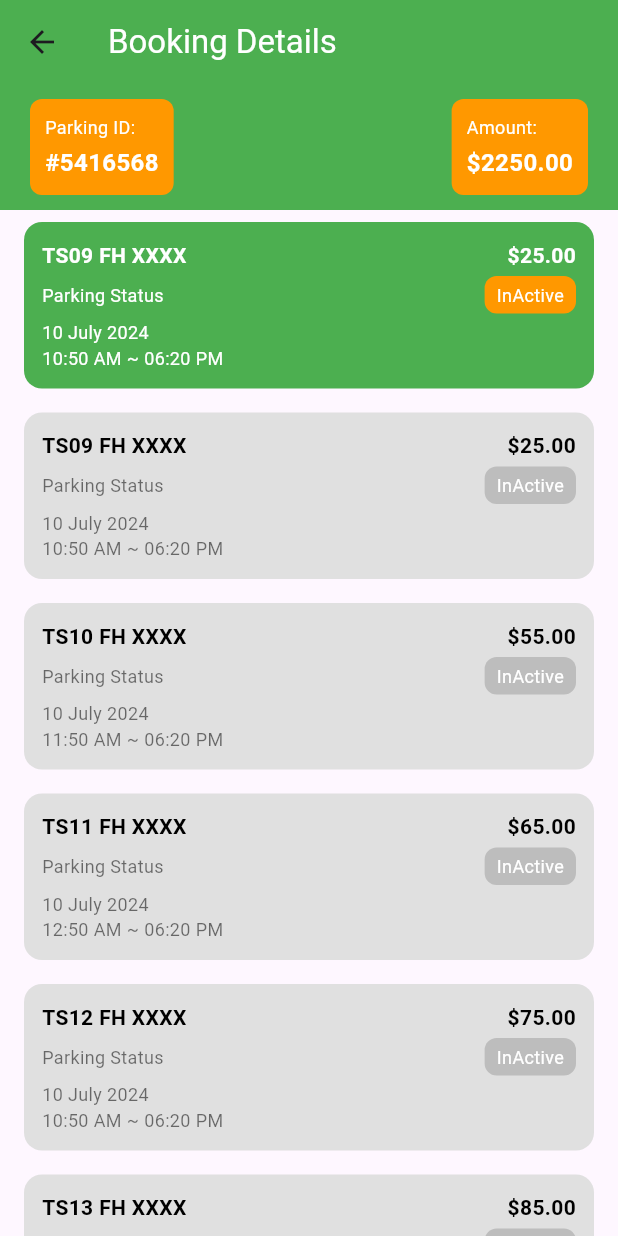
After one commit to sparkdev123/spark_admin_flutter, a Flutter app: the BookingInformationScreen screen opened directly, on a phone screen of 412 x 824 dp. The commit adds this screen. Run offline on Flutter 3.47's test engine with Material 3 defaults, Android fonts, the phone set to English and light mode, and no system bars; our stand-ins replace carousel_slider, cloud_firestore, country_code_picker, dotted_border, file_picker, firebase_auth and 9 more; missing offline and left inert: firebase_app_check, flutter_pdfview, google_place; accounts and stored records are empty.

Commit message:
View Booking Information static screen Added

```diff
--- /dev/null
+++ b/lib/Admin/BookingInformationScreen.dart
@@ -0,0 +1,206 @@
+import 'package:flutter/material.dart';
+
+class BookingInformationScreen extends StatelessWidget {
+  final List<Map<String, dynamic>> bookingHistory = [
+    {
+      'id': 'TS09 FH XXXX',
+      'status': 'InActive',
+      'amount': '\$25.00',
+      'date': '10 July 2024',
+      'time': '10:50 AM ~ 06:20 PM',
+      'isActive': true,
+    },
+    {
+      'id': 'TS09 FH XXXX',
+      'status': 'InActive',
+      'amount': '\$25.00',
+      'date': '10 July 2024',
+      'time': '10:50 AM ~ 06:20 PM',
+      'isActive': false,
+    },
+    // Add more items as needed
+    {
+      'id': 'TS10 FH XXXX',
+      'status': 'InActive',
+      'amount': '\$55.00',
+      'date': '10 July 2024',
+      'time': '11:50 AM ~ 06:20 PM',
+      'isActive': false,
+    },
+    {
+      'id': 'TS11 FH XXXX',
+      'status': 'InActive',
+      'amount': '\$65.00',
+      'date': '10 July 2024',
+      'time': '12:50 AM ~ 06:20 PM',
+      'isActive': false,
+    },
+    {
+      'id': 'TS12 FH XXXX',
+      'status': 'InActive',
+      'amount': '\$75.00',
+      'date': '10 July 2024',
+      'time': '10:50 AM ~ 06:20 PM',
+      'isActive': false,
+    },
+    {
+      'id': 'TS13 FH XXXX',
+      'status': 'InActive',
+      'amount': '\$85.00',
+      'date': '10 July 2024',
+      'time': '10:50 AM ~ 06:20 PM',
+      'isActive': false,
+    },
+  ];
+
+  @override
+  Widget build(BuildContext context) {
+    return Scaffold(
+      appBar: AppBar(
+        backgroundColor: Colors.green,
+        title: Text('Booking Details', style: TextStyle(color: Colors.white)),
+      ),
+      body: Column(
+        children: [
+          // Header Section
+          Container(
+            color: Colors.green,
+            padding: EdgeInsets.symmetric(horizontal: 20, vertical: 10),
+            child: Row(
+              mainAxisAlignment: MainAxisAlignment.spaceBetween,
+              children: [
+                _infoCard('Parking ID:', '#5416568'),
+                _infoCard('Amount:', '\$2250.00'),
+              ],
+            ),
+          ),
+          // Booking History Section
+          Expanded(
+            child: ListView.builder(
+              itemCount: bookingHistory.length,
+              itemBuilder: (context, index) {
+                final item = bookingHistory[index];
+                return _bookingHistoryCard(
+                  id: item['id'],
+                  status: item['status'],
+                  amount: item['amount'],
+                  date: item['date'],
+                  time: item['time'],
+                  isActive: item['isActive'],
+                );
+              },
+            ),
+          ),
+        ],
+      ),
+    );
+  }
+
+  Widget _infoCard(String title, String value) {
+    return Container(
+      padding: EdgeInsets.all(10),
+      decoration: BoxDecoration(
+        color: Colors.orange,
+        borderRadius: BorderRadius.circular(8),
+      ),
+      child: Column(
+        crossAxisAlignment: CrossAxisAlignment.start,
+        children: [
+          Text(title, style: TextStyle(color: Colors.white, fontSize: 12)),
+          SizedBox(height: 4),
+          Text(value,
+              style: TextStyle(
+                  color: Colors.white, fontSize: 16, fontWeight: FontWeight.bold)),
+        ],
+      ),
+    );
+  }
+
+  Widget _bookingHistoryCard({
+    required String id,
+    required String status,
+    required String amount,
+    required String date,
+    required String time,
+    required bool isActive,
+  }) {
+    return Padding(
+      padding: EdgeInsets.symmetric(horizontal: 16, vertical: 8),
+      child: Container(
+        decoration: BoxDecoration(
+          color: isActive ? Colors.green : Colors.grey[300],
+          borderRadius: BorderRadius.circular(12),
+        ),
+        child: Padding(
+          padding: const EdgeInsets.all(12.0),
+          child: Column(
+            crossAxisAlignment: CrossAxisAlignment.start,
+            children: [
+              Row(
+                mainAxisAlignment: MainAxisAlignment.spaceBetween,
+                children: [
+                  Text(
+                    id,
+                    style: TextStyle(
+                      color: isActive ? Colors.white : Colors.black,
+                      fontWeight: FontWeight.bold,
+                    ),
+                  ),
+                  Text(
+                    amount,
+                    style: TextStyle(
+                      color: isActive ? Colors.white : Colors.black,
+                      fontWeight: FontWeight.bold,
+                    ),
+                  ),
+                ],
+              ),
+              SizedBox(height: 4),
+              Row(
+                mainAxisAlignment: MainAxisAlignment.spaceBetween,
+                children: [
+                  Text(
+                    'Parking Status',
+                    style: TextStyle(
+                      color: isActive ? Colors.white : Colors.black54,
+                      fontSize: 12,
+                    ),
+                  ),
+                  Container(
+                    padding: EdgeInsets.symmetric(horizontal: 8, vertical: 4),
+                    decoration: BoxDecoration(
+                      color: isActive ? Colors.orange : Colors.grey[400],
+                      borderRadius: BorderRadius.circular(8),
+                    ),
+                    child: Text(
+                      status,
+                      style: TextStyle(
+                        color: Colors.white,
+                        fontSize: 12,
+                      ),
+                    ),
+                  ),
+                ],
+              ),
+              SizedBox(height: 4),
+              Text(
+                date,
+                style: TextStyle(
+                  color: isActive ? Colors.white : Colors.black54,
+                  fontSize: 12,
+                ),
+              ),
+              Text(
+                time,
+                style: TextStyle(
+                  color: isActive ? Colors.white : Colors.black54,
+                  fontSize: 12,
+                ),
+              ),
+            ],
+          ),
+        ),
+      ),
+    );
+  }
+}
--- a/lib/Admin/ParkingLocationDetailScreen.dart
+++ b/lib/Admin/ParkingLocationDetailScreen.dart
@@ -1,5 +1,6 @@
 import 'package:flutter/material.dart';
 import 'package:carousel_slider/carousel_slider.dart';
+import 'package:flutter_application_2/Admin/BookingInformationScreen.dart';
 import 'package:flutter_application_2/Admin/UpdateParkingLocationScreen.dart';
 import 'package:photo_view/photo_view.dart';
 import 'package:photo_view/photo_view_gallery.dart';
@@ -155,6 +156,12 @@ class _ParkingLocationScreenState extends State<ParkingLocationDetailScreen> {
                       GestureDetector(
                         onTap: () {
                           // Handle booking information action here
+                          Navigator.push(
+                            context,
+                            MaterialPageRoute(
+                              builder: (context) => BookingInformationScreen(),
+                            ),
+                          );
                         },
                         child: const Text(
                           "View Booking Information",
```
